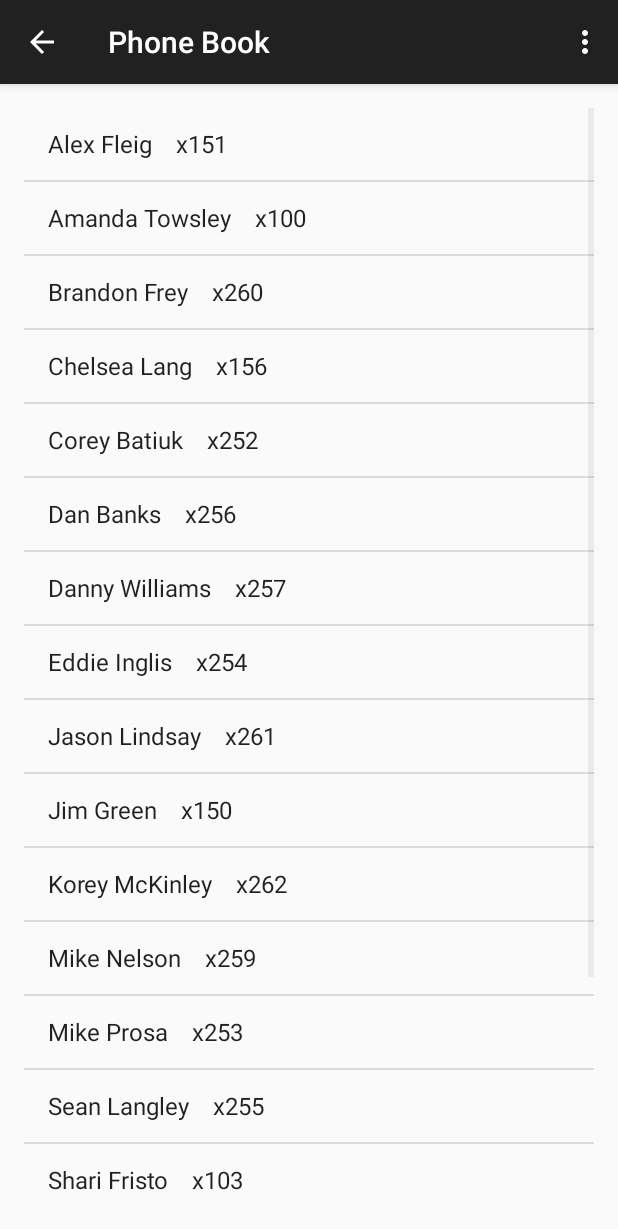
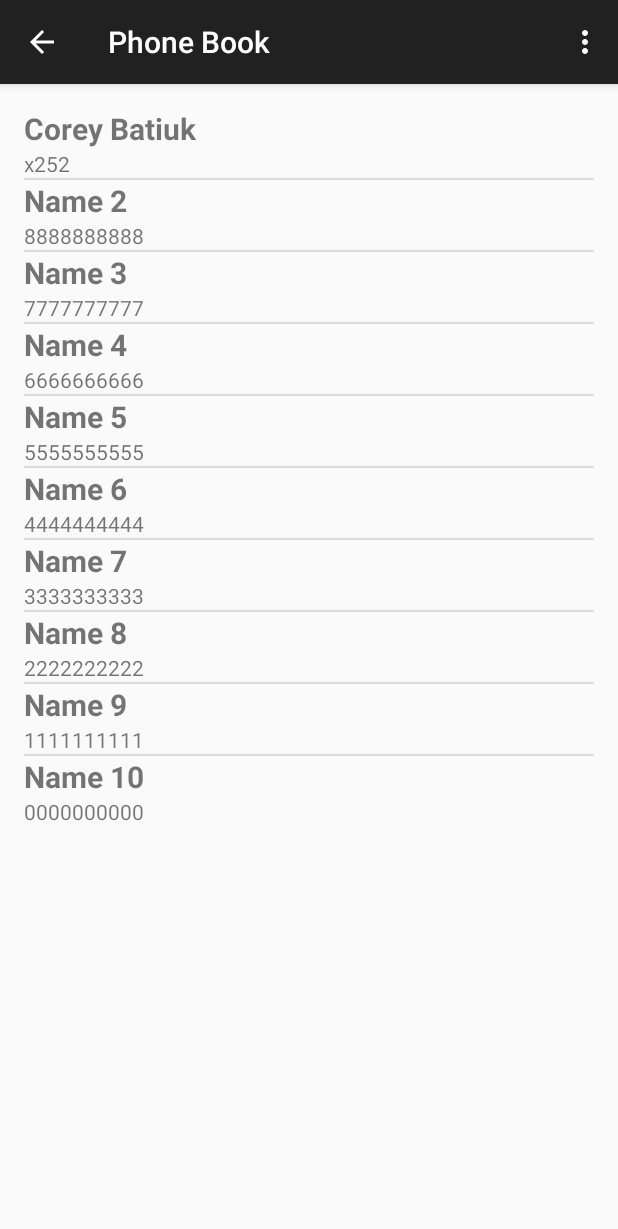
Before and after one commit to skapunker/UnivisionApp, an Android app: the PhoneBookActivity screen opened directly, with no data from a screen before it, on a phone screen of 412 x 824 dp. Shown: the top 1229 px of the screen. Run offline under Robolectric (Android 15) with nearby library versions, the phone set to English and light mode, and no system bars; 1 statement that could not run was skipped.

Commit message:
Creating custom adapter

```diff
--- /dev/null
+++ b/app/src/main/java/com/example/coreyb/univisionapp/Contacts.java
@@ -0,0 +1,30 @@
+package com.example.coreyb.univisionapp;
+
+/**
+ * Created by coreyb on 7/10/15.
+ */
+public class Contacts {
+    private String name;
+    private String number;
+
+    public Contacts(String name, String number) {
+        this.name = name;
+        this.number = number;
+    }
+
+    public String getName() {
+        return name;
+    }
+
+    public void setName(String name) {
+        this.name = name;
+    }
+
+    public String getNumber() {
+        return number;
+    }
+
+    public void setNumber(String number) {
+        this.number = number;
+    }
+}
--- /dev/null
+++ b/app/src/main/java/com/example/coreyb/univisionapp/CustomAdapter.java
@@ -0,0 +1,48 @@
+package com.example.coreyb.univisionapp;
+
+import android.content.Context;
+import android.view.LayoutInflater;
+import android.view.View;
+import android.view.ViewGroup;
+import android.widget.ArrayAdapter;
+import android.widget.TextView;
+
+import java.util.ArrayList;
+
+/**
+ * Created by coreyb on 7/10/15.
+ */
+public class CustomAdapter extends ArrayAdapter {
+
+    private Context mContext;
+    private ArrayList<Contacts> mList;
+
+    public CustomAdapter(Context context, ArrayList<Contacts> list) {
+        super(context, R.layout.contact_item, list);
+
+        mContext = context;
+        mList = list;
+    }
+
+    @Override
+    public View getView(int position, View convertView, ViewGroup parent) {
+        View view;
+
+        if (convertView == null) {
+            LayoutInflater inflater = (LayoutInflater) mContext.getSystemService(Context.LAYOUT_INFLATER_SERVICE);
+            view = inflater.inflate(R.layout.contact_item, null);
+        }
+        else {
+            view = convertView;
+        }
+
+        TextView contactNameView = (TextView) view.findViewById(R.id.contact_name);
+        TextView phoneNumberView = (TextView) view.findViewById(R.id.phone_number);
+
+        contactNameView.setText( mList.get(position).getName() );
+        phoneNumberView.setText( mList.get(position).getNumber() );
+
+        return view;
+    }
+
+}
--- a/app/src/main/java/com/example/coreyb/univisionapp/PhoneBookActivity.java
+++ b/app/src/main/java/com/example/coreyb/univisionapp/PhoneBookActivity.java
@@ -1,12 +1,17 @@
 package com.example.coreyb.univisionapp;
 
+import android.content.Intent;
+import android.net.Uri;
 import android.support.v7.app.ActionBarActivity;
 import android.os.Bundle;
 import android.view.Menu;
 import android.view.MenuItem;
+import android.view.View;
 import android.widget.ArrayAdapter;
 import android.widget.EditText;
 import android.widget.ListView;
+
+import java.util.ArrayList;
 
 
 public class PhoneBookActivity extends ActionBarActivity {
@@ -18,7 +23,7 @@ public class PhoneBookActivity extends ActionBarActivity {
         super.onCreate(savedInstanceState);
         setContentView(R.layout.activity_phone_book);
 
-
+/*
         // List of items
         String[] contacts = {
                 "Alex Fleig    x151", "Amanda Towsley    x100", "Brandon Frey    x260", "Chelsea Lang    x156",
@@ -34,6 +39,34 @@ public class PhoneBookActivity extends ActionBarActivity {
         ListView listView = (ListView) findViewById(R.id.employeeListView);
 // set the adapter to the view
         listView.setAdapter(adapter);
+*/
+
+        ArrayList<Contacts> contacts = new ArrayList<Contacts>();
+        contacts.add( new Contacts("Corey Batiuk", "x252") );
+        contacts.add( new Contacts("Name 2", "8888888888") );
+        contacts.add( new Contacts("Name 3", "7777777777") );
+        contacts.add( new Contacts("Name 4", "6666666666") );
+        contacts.add( new Contacts("Name 5", "5555555555") );
+        contacts.add( new Contacts("Name 6", "4444444444") );
+        contacts.add( new Contacts("Name 7", "3333333333") );
+        contacts.add( new Contacts("Name 8", "2222222222") );
+        contacts.add( new Contacts("Name 9", "1111111111") );
+        contacts.add(new Contacts("Name 10", "0000000000"));
+
+        CustomAdapter adapter = new CustomAdapter(this, contacts);
+
+        ListView listView = (ListView)findViewById(R.id.employeeListView);
+        listView.setAdapter(adapter);
+
+        listView.setOnClickListener(new View.OnClickListener() {
+            @Override
+            public void onClick(View v) {
+                Intent callIntent = new Intent(Intent.ACTION_CALL);
+                callIntent.setData(Uri.parse("tel:" + 4062414894));
+                startActivity(callIntent);
+            }
+        });
+
 
 
     }
```
